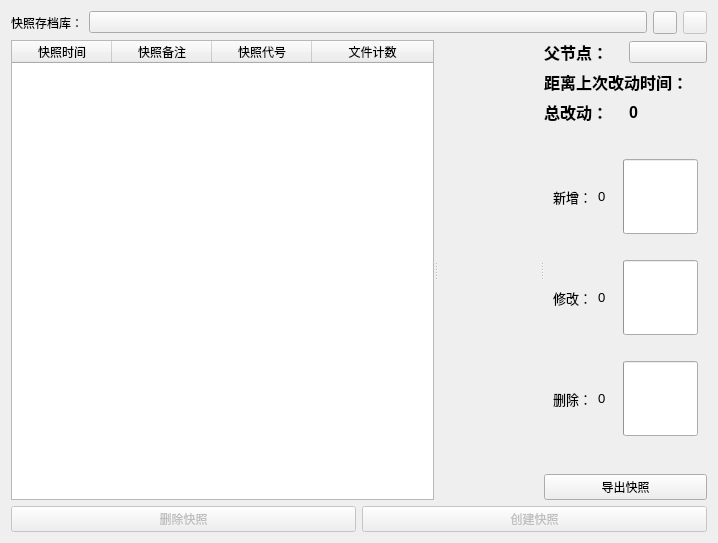
First picture: the form in plugins/fsa/fsa.ui, repository abcdesteve/Toolbox, before the edit.
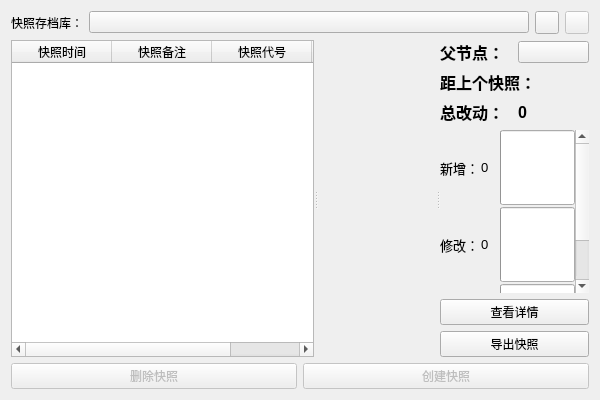
Second picture: the form after the edit. Custom widgets are drawn as their Qt base class.

Commit message: 1.修复了FSA中快照向导只能读取初始化时的快照存档库的bug 2.实现了FSA首页的信息展示 3.实现了FSA删除、变基快照 已知问题：删除快照时缩略图不会迁移 待实现：查看快照详情、导出快照

Diff of the .ui file:
```diff
--- a/plugins/fsa/fsa.ui
+++ b/plugins/fsa/fsa.ui
@@ -6,8 +6,8 @@
    <rect>
     <x>0</x>
     <y>0</y>
-    <width>718</width>
-    <height>543</height>
+    <width>600</width>
+    <height>400</height>
    </rect>
   </property>
   <property name="windowTitle">
@@ -51,10 +51,13 @@
       <enum>Qt::Horizontal</enum>
      </property>
      <widget class="TableWidget" name="TableWidget">
-      <property name="sizeAdjustPolicy">
-       <enum>QAbstractScrollArea::AdjustToContents</enum>
+      <property name="editTriggers">
+       <set>QAbstractItemView::NoEditTriggers</set>
       </property>
-      <property name="showGrid">
+      <property name="selectionMode">
+       <enum>QAbstractItemView::SingleSelection</enum>
+      </property>
+      <property name="sortingEnabled">
        <bool>true</bool>
       </property>
       <attribute name="horizontalHeaderShowSortIndicator" stdset="0">
@@ -63,9 +66,6 @@
       <attribute name="horizontalHeaderStretchLastSection">
        <bool>true</bool>
       </attribute>
-      <attribute name="verticalHeaderStretchLastSection">
-       <bool>true</bool>
-      </attribute>
       <column>
        <property name="text">
         <string>快照时间</string>
@@ -128,7 +128,7 @@
             </font>
            </property>
            <property name="text">
-            <string>距离上次改动时间：</string>
+            <string>距上个快照：</string>
            </property>
           </widget>
          </item>
@@ -177,6 +177,19 @@
          </item>
         </layout>
        </item>
+       <item>
+        <spacer name="verticalSpacer">
+         <property name="orientation">
+          <enum>Qt::Vertical</enum>
+         </property>
+         <property name="sizeHint" stdset="0">
+          <size>
+           <width>0</width>
+           <height>0</height>
+          </size>
+         </property>
+        </spacer>
+       </item>
        <item>
         <widget class="ScrollArea" name="ScrollArea">
          <property name="frameShape">
@@ -196,11 +209,26 @@
            <rect>
             <x>0</x>
             <y>0</y>
-            <width>197</width>
-            <height>261</height>
+            <width>163</width>
+            <height>235</height>
            </rect>
           </property>
           <layout class="QVBoxLayout" name="verticalLayout">
+           <property name="spacing">
+            <number>2</number>
+           </property>
+           <property name="leftMargin">
+            <number>0</number>
+           </property>
+           <property name="topMargin">
+            <number>0</number>
+           </property>
+           <property name="rightMargin">
+            <number>0</number>
+           </property>
+           <property name="bottomMargin">
+            <number>0</number>
+           </property>
            <item>
             <layout class="QHBoxLayout" name="horizontalLayout_4">
              <item>
@@ -346,6 +374,26 @@
          </widget>
         </widget>
        </item>
+       <item>
+        <spacer name="verticalSpacer_2">
+         <property name="orientation">
+          <enum>Qt::Vertical</enum>
+         </property>
+         <property name="sizeHint" stdset="0">
+          <size>
+           <width>0</width>
+           <height>0</height>
+          </size>
+         </property>
+        </spacer>
+       </item>
+       <item>
+        <widget class="PushButton" name="btn_show_snap">
+         <property name="text">
+          <string>查看详情</string>
+         </property>
+        </widget>
+       </item>
        <item>
         <widget class="PushButton" name="btn_export_snap">
          <property name="text">
```
Left out of the diff: 18 changed lines with no effect on the pictures. The commit also changes 2 other files.
